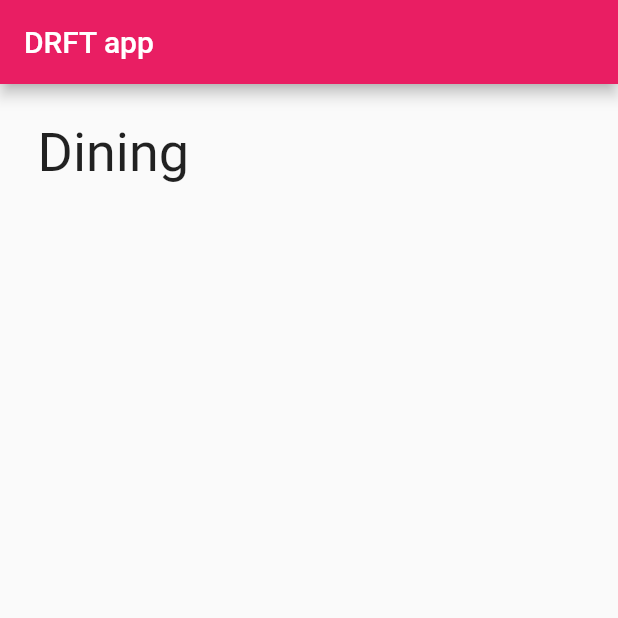
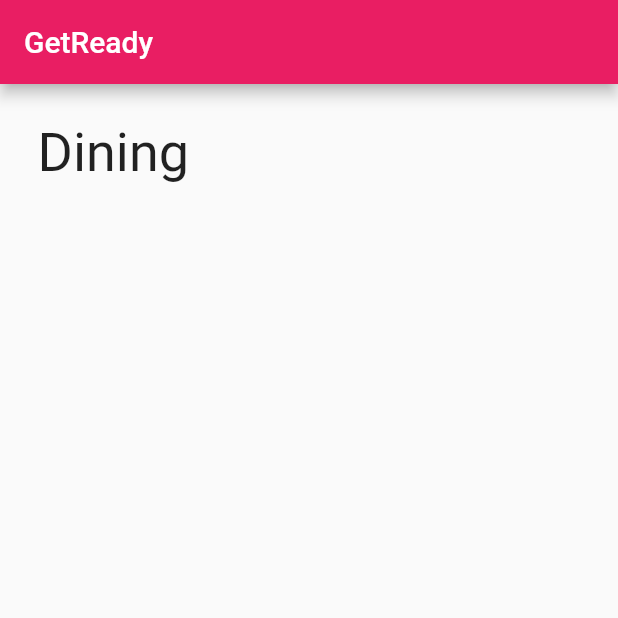
Before and after one commit to abhi-vachani/ToDoZzzz, a Flutter app: the screen it shows after launch, item 2 of the bottom bar chosen, on a phone screen of 412 x 824 dp, the top half of it. Run offline on Flutter 3.47's test engine with Material 2 defaults, Android fonts, the phone set to English and light mode, and no system bars; statements that could not run were skipped.

Commit message:
commit changes

```diff
--- a/lib/main.dart
+++ b/lib/main.dart
@@ -26,13 +26,13 @@ class MyAppState extends State<MyApp> {
   Widget build(BuildContext context) {
     return MaterialApp(
         debugShowCheckedModeBanner: false,
-        title: 'DRFT',
+        title: 'GetReady',
         theme: ThemeData(
           primarySwatch: Colors.pink,
         ),
         home: Scaffold(
             appBar: AppBar(
-              title: Text("DRFT app"),
+              title: Text("GetReady"),
             ),
             body: _pageOptions[_selectedPage],
             bottomNavigationBar: BottomNavigationBar(
```
